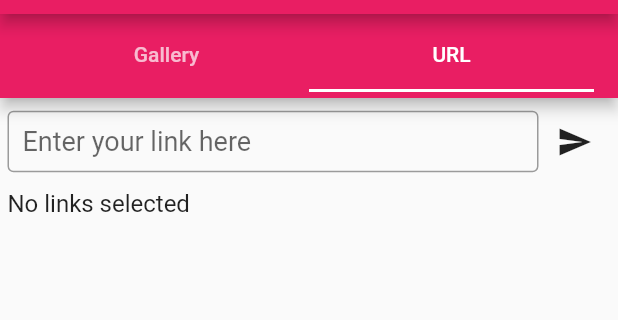
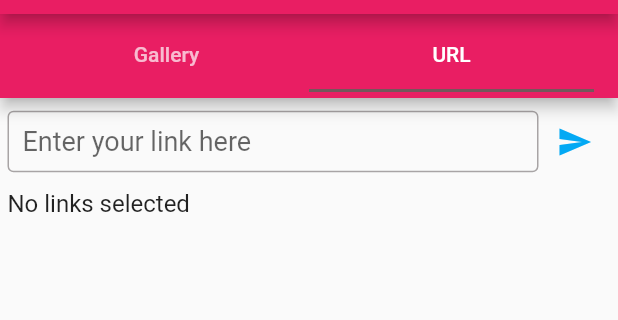
Before and after one commit to DarkoGNU/Waifu2xFlutter, a Flutter app: the screen it shows after launch, tab 2 chosen, after a tap on the "send" icon, on a phone screen of 412 x 824 dp, the part 70-390 px from its top. Run offline on Flutter 3.47's test engine with Material 2 defaults, Android fonts, the phone set to English and light mode, and no system bars; our stand-ins replace image_picker, validators.

Commit message:
Better theming

```diff
--- a/lib/Pickers/gallery_picker.dart
+++ b/lib/Pickers/gallery_picker.dart
@@ -73,8 +73,7 @@ class _GalleryPickerState extends State<GalleryPicker>
           child: Column(
             crossAxisAlignment: CrossAxisAlignment.stretch,
             children: [
-              MaterialButton(
-                color: Colors.blue,
+              ElevatedButton(
                 child: const Text(
                   "Pick images from gallery",
                 ),
--- a/lib/Pickers/url_picker.dart
+++ b/lib/Pickers/url_picker.dart
@@ -1,5 +1,6 @@
 import 'package:flutter/material.dart';
 import 'package:validators/validators.dart';
+import 'package:waifu2x_flutter/themes.dart';
 import 'url_list.dart';
 
 class UrlPicker extends StatefulWidget {
@@ -75,8 +76,7 @@ class _UrlPickerState extends State<UrlPicker>
             child: Text(_countString),
           ),
           const SizedBox(width: 10),
-          MaterialButton(
-            color: Colors.blue,
+          ElevatedButton(
             child: const Text("Show"),
             onPressed: () => showDialog(
                 context: context,
@@ -87,8 +87,7 @@ class _UrlPickerState extends State<UrlPicker>
                     )),
           ),
           const SizedBox(width: 10),
-          MaterialButton(
-            color: Colors.blue,
+          ElevatedButton(
             child: const Text("Clear"),
             onPressed: _clearLinks,
           ),
@@ -120,6 +119,7 @@ class _UrlPickerState extends State<UrlPicker>
               ),
               IconButton(
                 icon: const Icon(Icons.send),
+                color: iconColor(context),
                 onPressed: () => _addUrl(_textController.text),
               ),
             ],
--- a/lib/main.dart
+++ b/lib/main.dart
@@ -1,4 +1,5 @@
 import 'package:flutter/material.dart';
+import 'package:waifu2x_flutter/themes.dart';
 
 import 'Pickers/tab_selector.dart';
 
@@ -13,13 +14,8 @@ class WaifuApp extends StatelessWidget {
   Widget build(BuildContext context) {
     return MaterialApp(
       title: 'Waifu2xFlutter',
-      theme: ThemeData(
-        primarySwatch: Colors.pink,
-        textTheme: Theme.of(context).textTheme.apply(
-              fontSizeDelta: 2.0,
-            ),
-      ),
       home: const WaifuHome(title: 'Upscale an image'),
+      theme: mainTheme(context),
     );
   }
 }
--- /dev/null
+++ b/lib/themes.dart
@@ -0,0 +1,25 @@
+import 'package:flutter/material.dart';
+
+ThemeData mainTheme(BuildContext context) {
+  return ThemeData(
+    brightness: Brightness.light,
+    colorScheme: ColorScheme.fromSeed(
+      seedColor: Colors.pink,
+      primary: Colors.pink,
+    ),
+    textTheme: Theme.of(context).textTheme.apply(
+          fontSizeDelta: 2.0,
+        ),
+    elevatedButtonTheme: ElevatedButtonThemeData(
+      style: ElevatedButton.styleFrom(primary: Colors.lightBlue),
+    ),
+  );
+}
+
+Color iconColor(BuildContext context) {
+  if (Theme.of(context).brightness == Brightness.light) {
+    return Colors.lightBlue;
+  }
+
+  return Colors.red;
+}
```
